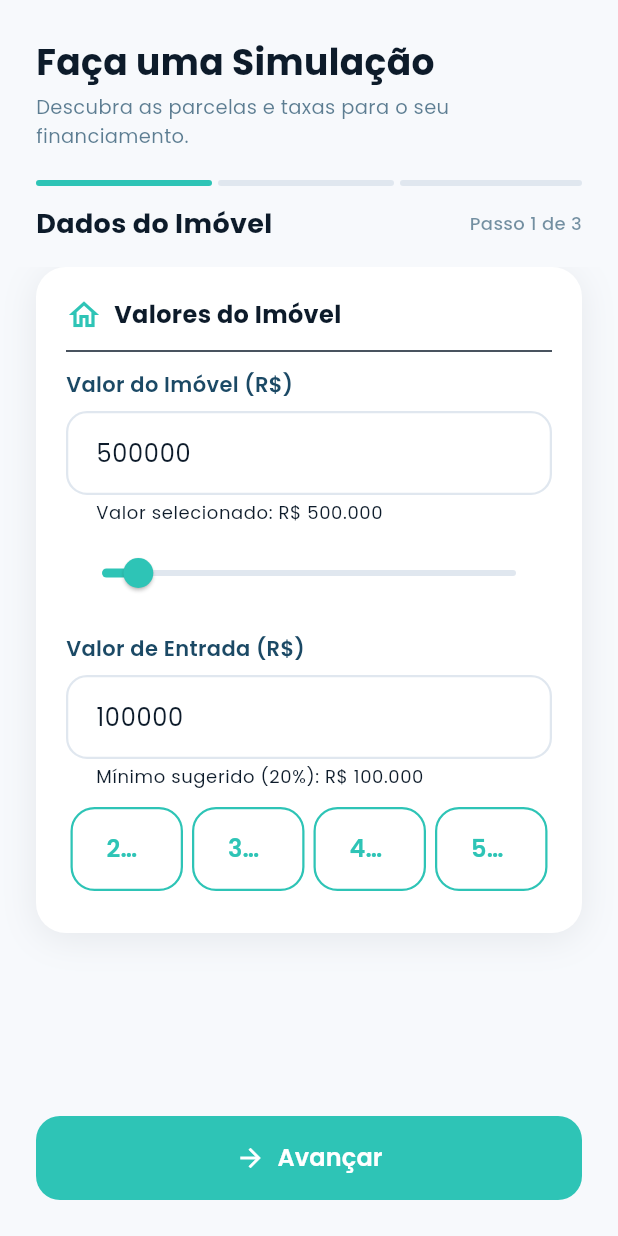
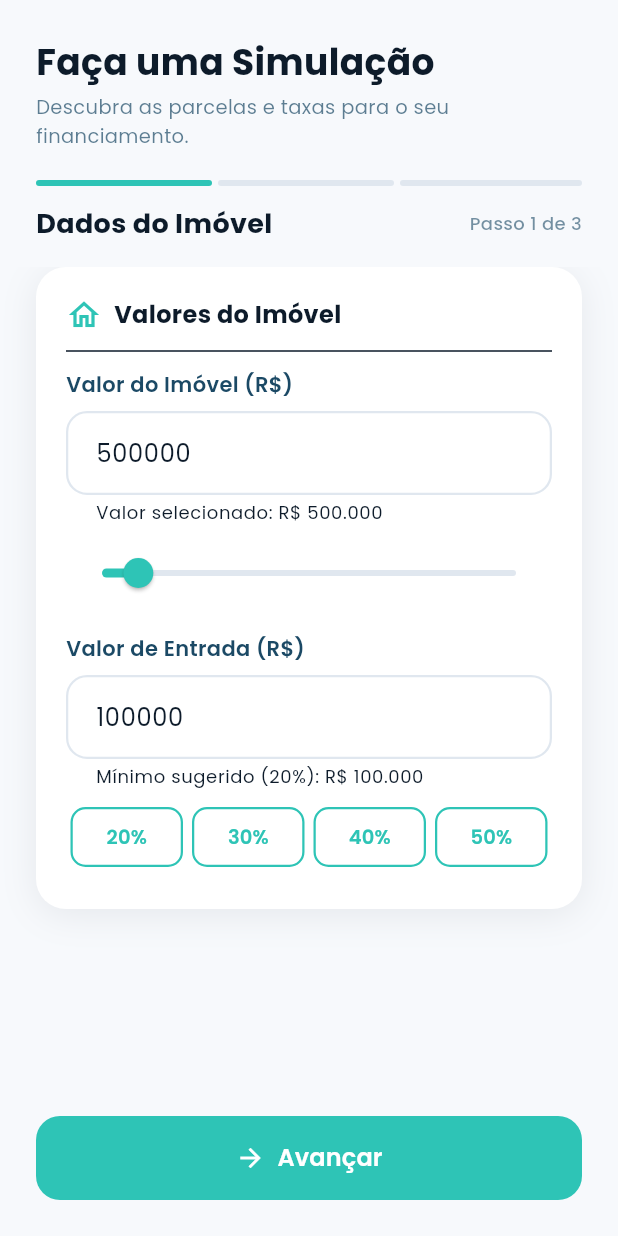
Before and after one commit to vitorfwt/meu-correspondente, a Flutter app: the SimulatorFormScreen screen opened directly, after a tap on "Avançar", after a tap on "Voltar", on a phone screen of 412 x 824 dp. Run offline on Flutter 3.47's test engine with Material 3 defaults, Android fonts, the phone set to English and light mode, and no system bars; our stand-ins replace google_fonts, shared_preferences; accounts and stored records are empty.

Commit message:
fix: resolve form action buttons and percent shortcuts layout overflow on narrow viewports (Issue 20)

```diff
--- a/app/lib/components/buttons/primary_button.dart
+++ b/app/lib/components/buttons/primary_button.dart
@@ -36,7 +36,7 @@ class PrimaryButton extends StatelessWidget {
             borderRadius: BorderRadius.circular(AppRadius.radiusButtons),
           ),
           elevation: 0,
-          padding: const EdgeInsets.symmetric(horizontal: 24),
+          padding: const EdgeInsets.symmetric(horizontal: 16),
         ),
         onPressed: isButtonEnabled ? onPressed : null,
         child: isLoading
--- a/app/lib/components/buttons/secondary_button.dart
+++ b/app/lib/components/buttons/secondary_button.dart
@@ -8,6 +8,7 @@ class SecondaryButton extends StatelessWidget {
   final VoidCallback? onPressed;
   final bool isLoading;
   final IconData? icon;
+  final bool isCompact;
 
   const SecondaryButton({
     super.key,
@@ -15,16 +16,20 @@ class SecondaryButton extends StatelessWidget {
     this.onPressed,
     this.isLoading = false,
     this.icon,
+    this.isCompact = false,
   });
 
   @override
   Widget build(BuildContext context) {
     final isButtonEnabled = onPressed != null && !isLoading;
     const borderAndTextColor = AppColors.accent; // Turquoise (#2EC4B6)
+    final buttonHeight = isCompact ? 40.0 : 56.0;
+    final horizontalPadding = isCompact ? 8.0 : 16.0;
+    final fontSize = isCompact ? 13.0 : 16.0;
 
     return SizedBox(
       width: double.infinity,
-      height: 56,
+      height: buttonHeight,
       child: OutlinedButton(
         style: OutlinedButton.styleFrom(
           backgroundColor: Colors.transparent,
@@ -35,18 +40,18 @@ class SecondaryButton extends StatelessWidget {
           ),
           disabledForegroundColor: borderAndTextColor.withOpacity(0.5),
           shape: RoundedRectangleBorder(
-            borderRadius: BorderRadius.circular(AppRadius.radiusButtons),
+            borderRadius: BorderRadius.circular(isCompact ? 10.0 : AppRadius.radiusButtons),
           ),
           elevation: 0,
-          padding: const EdgeInsets.symmetric(horizontal: 24),
+          padding: EdgeInsets.symmetric(horizontal: horizontalPadding),
         ),
         onPressed: isButtonEnabled ? onPressed : null,
         child: isLoading
-            ? const SizedBox(
-                width: 24,
-                height: 24,
+            ? SizedBox(
+                width: isCompact ? 16 : 24,
+                height: isCompact ? 16 : 24,
                 child: CircularProgressIndicator(
-                  strokeWidth: 2.5,
+                  strokeWidth: 2.0,
                   valueColor: AlwaysStoppedAnimation<Color>(borderAndTextColor),
                 ),
               )
@@ -55,14 +60,14 @@ class SecondaryButton extends StatelessWidget {
                 mainAxisSize: MainAxisSize.min,
                 children: [
                   if (icon != null) ...[
-                    Icon(icon, size: 20),
-                    const SizedBox(width: 8),
+                    Icon(icon, size: isCompact ? 16 : 20),
+                    SizedBox(width: isCompact ? 4 : 8),
                   ],
                   Flexible(
                     child: Text(
                       text,
                       style: GoogleFonts.poppins(
-                        fontSize: 16,
+                        fontSize: fontSize,
                         fontWeight: FontWeight.w600,
                         color: isButtonEnabled ? borderAndTextColor : borderAndTextColor.withOpacity(0.5),
                       ),
--- a/app/lib/components/buttons/tertiary_button.dart
+++ b/app/lib/components/buttons/tertiary_button.dart
@@ -34,7 +34,7 @@ class TertiaryButton extends StatelessWidget {
             borderRadius: BorderRadius.circular(AppRadius.radiusButtons),
           ),
           elevation: 0,
-          padding: const EdgeInsets.symmetric(horizontal: 24),
+          padding: const EdgeInsets.symmetric(horizontal: 16),
         ),
         onPressed: isButtonEnabled ? onPressed : null,
         child: isLoading
@@ -54,12 +54,15 @@ class TertiaryButton extends StatelessWidget {
                     Icon(icon, size: 20),
                     const SizedBox(width: 8),
                   ],
-                  Text(
-                    text,
-                    style: GoogleFonts.poppins(
-                      fontSize: 16,
-                      fontWeight: FontWeight.w600,
-                      color: isButtonEnabled ? textColor : textColor.withOpacity(0.5),
+                  Flexible(
+                    child: Text(
+                      text,
+                      style: GoogleFonts.poppins(
+                        fontSize: 16,
+                        fontWeight: FontWeight.w600,
+                        color: isButtonEnabled ? textColor : textColor.withOpacity(0.5),
+                      ),
+                      overflow: TextOverflow.ellipsis,
                     ),
                   ),
                 ],
--- a/app/lib/screens/simulator_form_screen.dart
+++ b/app/lib/screens/simulator_form_screen.dart
@@ -330,12 +330,14 @@ class _SimulatorFormScreenState extends State<SimulatorFormScreen> {
                     children: [
                       Icon(Icons.home_outlined, color: AppColors.accent),
                       SizedBox(width: 8),
-                      Text(
+                      Expanded(
+                        child: Text(
                           'Valores do Imóvel',
                           style: TextStyle(
                             fontSize: 16,
                             fontWeight: FontWeight.bold,
                             color: AppColors.primary,
+                          ),
                         ),
                       ),
                     ],
@@ -469,12 +471,14 @@ class _SimulatorFormScreenState extends State<SimulatorFormScreen> {
                     children: [
                       Icon(Icons.person_outline, color: AppColors.accent),
                       SizedBox(width: 8),
-                      Text(
+                      Expanded(
+                        child: Text(
                           'Perfil do Comprador',
                           style: TextStyle(
                             fontSize: 16,
                             fontWeight: FontWeight.bold,
                             color: AppColors.primary,
+                          ),
                         ),
                       ),
                     ],
@@ -622,12 +626,14 @@ class _SimulatorFormScreenState extends State<SimulatorFormScreen> {
                     children: [
                       Icon(Icons.assignment_outlined, color: AppColors.accent),
                       SizedBox(width: 8),
-                      Text(
+                      Expanded(
+                        child: Text(
                           'Detalhes do Financiamento',
                           style: TextStyle(
                             fontSize: 16,
                             fontWeight: FontWeight.bold,
                             color: AppColors.primary,
+                          ),
                         ),
                       ),
                     ],
@@ -730,6 +736,7 @@ class _SimulatorFormScreenState extends State<SimulatorFormScreen> {
         child: SecondaryButton(
           key: Key('quick_pct_${label.replaceAll('%', '')}'),
           text: label,
+          isCompact: true,
           onPressed: () {
             setState(() {
               _valorEntrada = _valorImovel * pct;
--- a/app/lib/widgets/step_indicator.dart
+++ b/app/lib/widgets/step_indicator.dart
@@ -64,14 +64,17 @@ class StepTitle extends StatelessWidget {
         Row(
           mainAxisAlignment: MainAxisAlignment.spaceBetween,
           children: [
-            Text(
-              titles[currentStep],
-              style: const TextStyle(
-                fontSize: 18,
-                fontWeight: FontWeight.bold,
-                color: AppColors.primary,
+            Expanded(
+              child: Text(
+                titles[currentStep],
+                style: const TextStyle(
+                  fontSize: 18,
+                  fontWeight: FontWeight.bold,
+                  color: AppColors.primary,
+                ),
               ),
             ),
+            const SizedBox(width: 8),
             Text(
               'Passo ${currentStep + 1} de $totalSteps',
               style: TextStyle(
```
Also changed, not shown: .ai/memory/issues/issue_20.yaml (added), 2 other files. Lines whose indentation alone changed are shown as unchanged.
